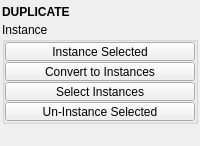
Old version of the form tentacle/ui/duplicate.ui in the repository m3trik/tentacle.
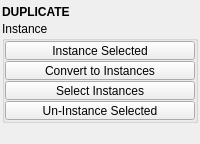
New version of the form. Custom widgets are drawn as their Qt base class.

Diff of the .ui file:
```diff
--- a/tentacle/ui/duplicate.ui
+++ b/tentacle/ui/duplicate.ui
@@ -95,13 +95,13 @@
         <property name="minimumSize">
          <size>
           <width>0</width>
-          <height>20</height>
+          <height>19</height>
          </size>
         </property>
         <property name="maximumSize">
          <size>
           <width>16777215</width>
-          <height>20</height>
+          <height>19</height>
          </size>
         </property>
         <property name="font">
@@ -317,13 +317,13 @@
         <property name="minimumSize">
          <size>
           <width>0</width>
-          <height>20</height>
+          <height>19</height>
          </size>
         </property>
         <property name="maximumSize">
          <size>
           <width>16777215</width>
-          <height>20</height>
+          <height>19</height>
          </size>
         </property>
        </widget>
```
